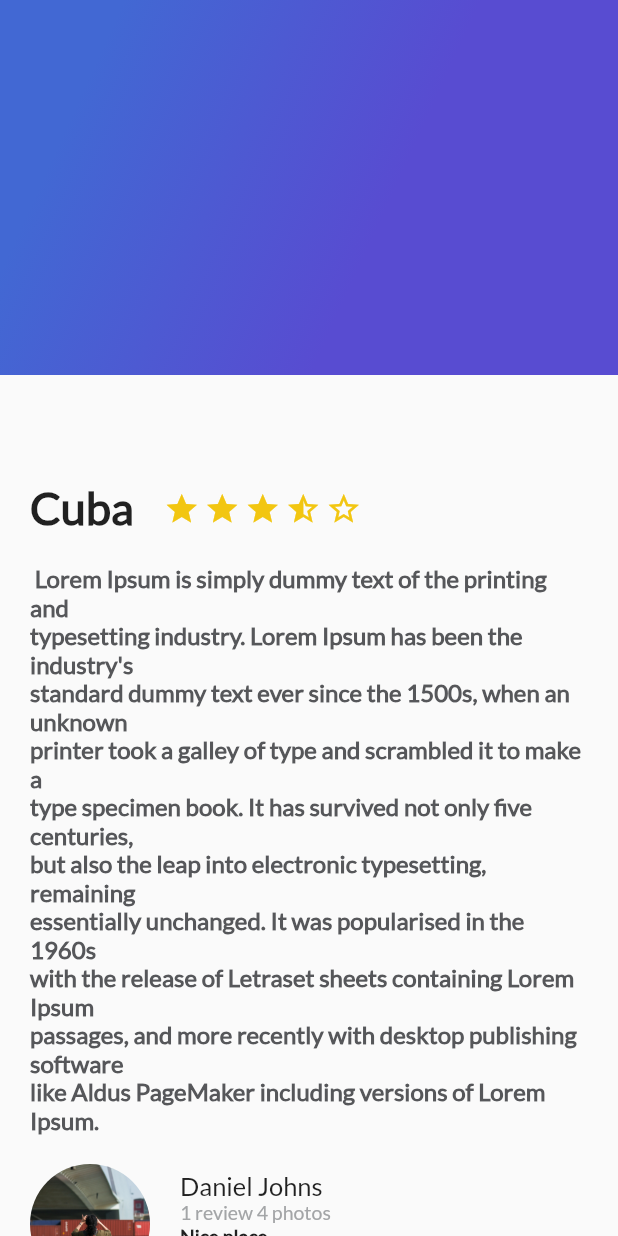
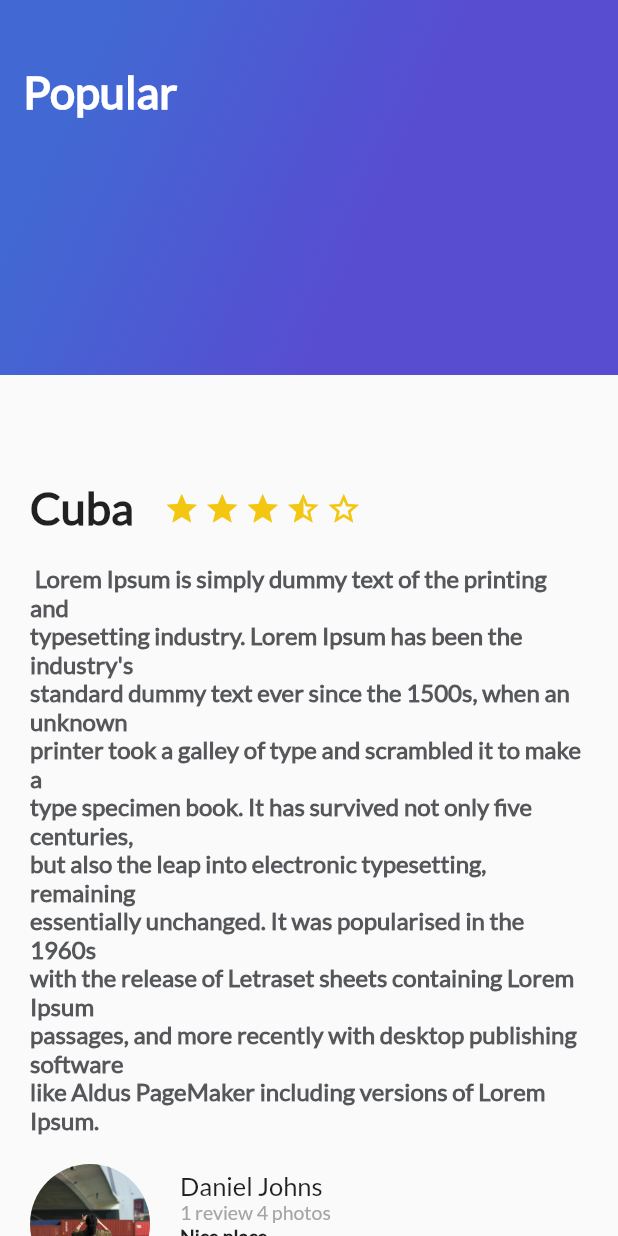
Before and after one commit to alanmaranto/Tripsbook, a Flutter app: the screen it shows after launch, on a phone screen of 412 x 824 dp. Run offline on Flutter 3.47's test engine with Material 2 defaults, Android fonts, the phone set to English and light mode, and no system bars.

```diff
--- a/lib/gradient_back.dart
+++ b/lib/gradient_back.dart
@@ -1,6 +1,9 @@
 import 'package:flutter/material.dart';
 
 class GradientBack extends StatelessWidget {
+  String title = 'Popular';
+
+  GradientBack(this.title);
   @override
   Widget build(BuildContext context) {
     // TODO: implement build
@@ -12,6 +15,19 @@ class GradientBack extends StatelessWidget {
             begin: FractionalOffset(0.2, 0.0),
             end: FractionalOffset(1.0, 0.6),
             stops: [0.0, 0.6],
-                tileMode: TileMode.clamp)));
+            tileMode: TileMode.clamp),
+      ),
+
+      child: Text(
+        title,
+        style: TextStyle(
+          color: Colors.white,
+          fontSize: 30.0,
+          fontFamily: 'Lato',
+          fontWeight: FontWeight.bold
+        )
+        ),
+        alignment: Alignment(-0.9, -0.6),
+    );
   }
 }
--- a/lib/main.dart
+++ b/lib/main.dart
@@ -1,10 +1,14 @@
 import 'package:flutter/material.dart';
+import 'package:flutter/services.dart';
 import 'package:trips/review.dart';
 import 'description_place.dart';
 import 'review_list.dart';
 import 'gradient_back.dart';
 
 void main() {
+  SystemChrome.setSystemUIOverlayStyle(SystemUiOverlayStyle(
+      statusBarColor: Colors.transparent,
+      statusBarBrightness: Brightness.light));
   runApp(MyApp());
 }
 
@@ -50,7 +54,7 @@ like Aldus PageMaker including versions of Lorem Ipsum.""";
                 ReviewList()
               ],
             ),
-            GradientBack()
+            GradientBack('Popular')
           ]),
         ));
   }
```
Also changed, not shown: lib/card_image.dart (added, +28 -0 lines), assets/img/alan.png (added), assets/img/beach.jpeg (added), assets/img/beach_palm.jpeg (added), assets/img/girl.jpeg (added), assets/img/mountain.jpeg (added), assets/img/mountain_stars.jpeg (added), assets/img/people.jpeg (added), assets/img/river.jpeg (added), assets/img/sunset.jpeg (added), pubspec.lock, 1 other file. Lines whose indentation alone changed are shown as unchanged.
